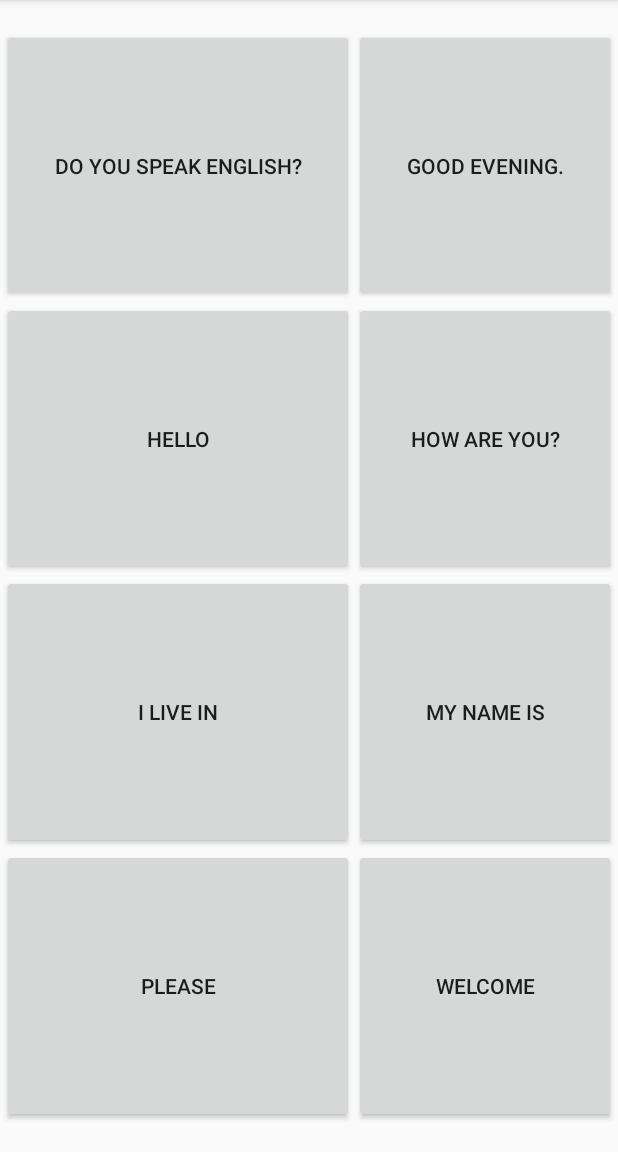
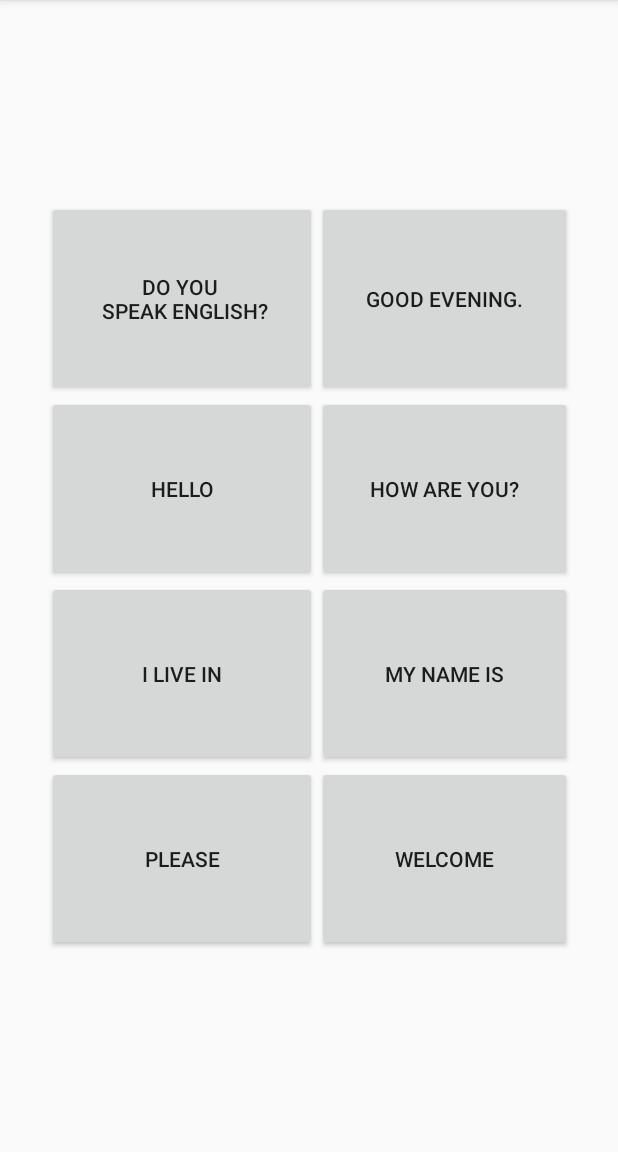
Before and after one commit to NadineGB/BasicPhrases, an Android app: the screen it shows after launch (MainActivity), on a phone screen of 412 x 824 dp, the part 84-1236 px from its top. Run offline under Robolectric (Android 15) with nearby library versions, the light colour scheme and no system bars.

Commit message:
Final Version Beispiel für nicht Hardgecodeten Text siehe res -> values -> strings und Button Hello

```diff
--- a/app/src/main/java/com/example/basicphrases/MainActivity.java
+++ b/app/src/main/java/com/example/basicphrases/MainActivity.java
@@ -1,10 +1,26 @@
 package com.example.basicphrases;
 
+import android.media.MediaPlayer;
 import android.os.Bundle;
+import android.util.Log;
+import android.view.View;
+import android.widget.Button;
 
 import androidx.appcompat.app.AppCompatActivity;
 
 public class MainActivity extends AppCompatActivity {
+
+    public void playPhrase(View view) {
+
+        Button buttonPressed = (Button) view;
+
+        Log.i("Button pressed", buttonPressed.getTag().toString());
+
+        MediaPlayer mediaPlayer = MediaPlayer.create(this, getResources().getIdentifier(buttonPressed.getTag().toString(), "raw", getPackageName()));
+
+        mediaPlayer.start();
+
+    }
 
     @Override
     protected void onCreate(Bundle savedInstanceState) {
--- a/app/src/main/res/layout/activity_main.xml
+++ b/app/src/main/res/layout/activity_main.xml
@@ -8,14 +8,10 @@
 
     <androidx.gridlayout.widget.GridLayout
         android:id="@+id/grid"
-        android:layout_width="409dp"
-        android:layout_height="729dp"
-        android:layout_marginStart="8dp"
+        android:layout_width="350dp"
+        android:layout_height="500dp"
         android:layout_marginLeft="8dp"
-        android:layout_marginTop="8dp"
-        android:layout_marginEnd="8dp"
         android:layout_marginRight="8dp"
-        android:layout_marginBottom="8dp"
         app:columnCount="2"
         app:layout_constraintBottom_toBottomOf="parent"
         app:layout_constraintEnd_toEndOf="parent"
@@ -25,99 +21,91 @@
 
         <Button
             android:id="@+id/button1"
-            android:layout_width="wrap_content"
-            android:layout_height="wrap_content"
-            android:text="Do you speak english?"
+            android:onClick="playPhrase"
+            android:tag="doyouspeakenglish"
+            android:text="Do you \n speak english?"
             app:layout_column="0"
             app:layout_columnWeight="1"
             app:layout_gravity="fill"
             app:layout_row="0"
-            app:layout_rowWeight="1"
-            android:tag="doyouspeakenglish" />
+            app:layout_rowWeight="1" />
 
         <Button
             android:id="@+id/button2"
-            android:layout_width="wrap_content"
-            android:layout_height="wrap_content"
+            android:onClick="playPhrase"
+            android:tag="goodevening"
             android:text="Good evening."
             app:layout_column="1"
+            app:layout_columnWeight="1"
+            app:layout_gravity="fill"
             app:layout_row="0"
-            app:layout_gravity="fill"
-            app:layout_columnWeight="1"
-            app:layout_rowWeight="1"
-            android:tag="goodevening" />
+            app:layout_rowWeight="1" />
 
         <Button
             android:id="@+id/button3"
-            android:layout_width="wrap_content"
-            android:layout_height="wrap_content"
-            android:text="Hello"
+            android:onClick="playPhrase"
+            android:tag="hello"
+            android:text="@string/hallo"
             app:layout_column="0"
+            app:layout_columnWeight="1"
+            app:layout_gravity="fill"
             app:layout_row="1"
-            app:layout_gravity="fill"
-            app:layout_columnWeight="1"
-            app:layout_rowWeight="1"
-            android:tag="hello" />
+            app:layout_rowWeight="1" />
 
         <Button
             android:id="@+id/button4"
-            android:layout_width="wrap_content"
-            android:layout_height="wrap_content"
+            android:onClick="playPhrase"
+            android:tag="howareyou"
             android:text="How are you?"
             app:layout_column="1"
+            app:layout_columnWeight="1"
+            app:layout_gravity="fill"
             app:layout_row="1"
-            app:layout_gravity="fill"
-            app:layout_columnWeight="1"
-            app:layout_rowWeight="1"
-            android:tag="howareyou" />
+            app:layout_rowWeight="1" />
 
         <Button
             android:id="@+id/button5"
-            android:layout_width="wrap_content"
-            android:layout_height="wrap_content"
+            android:onClick="playPhrase"
+            android:tag="ilivein"
             android:text="I live in"
             app:layout_column="0"
+            app:layout_columnWeight="1"
+            app:layout_gravity="fill"
             app:layout_row="2"
-            app:layout_gravity="fill"
-            app:layout_columnWeight="1"
-            app:layout_rowWeight="1"
-            android:tag="ilivein" />
+            app:layout_rowWeight="1" />
 
         <Button
             android:id="@+id/button6"
-            android:layout_width="wrap_content"
-            android:layout_height="wrap_content"
+            android:onClick="playPhrase"
+            android:tag="mynameis"
             android:text="My Name is"
             app:layout_column="1"
+            app:layout_columnWeight="1"
+            app:layout_gravity="fill"
             app:layout_row="2"
-            app:layout_gravity="fill"
-            app:layout_columnWeight="1"
-            app:layout_rowWeight="1"
-            android:tag="mynameis" />
+            app:layout_rowWeight="1" />
 
         <Button
             android:id="@+id/button7"
-            android:layout_width="wrap_content"
-            android:layout_height="wrap_content"
+            android:onClick="playPhrase"
+            android:tag="please"
             android:text="Please"
             app:layout_column="0"
+            app:layout_columnWeight="1"
+            app:layout_gravity="fill"
             app:layout_row="3"
-            app:layout_gravity="fill"
-            app:layout_columnWeight="1"
-            app:layout_rowWeight="1"
-            android:tag="please" />
+            app:layout_rowWeight="1" />
 
         <Button
             android:id="@+id/button8"
-            android:layout_width="wrap_content"
-            android:layout_height="wrap_content"
+            android:onClick="playPhrase"
+            android:tag="welcome"
             android:text="Welcome"
             app:layout_column="1"
             app:layout_columnWeight="1"
             app:layout_gravity="fill"
             app:layout_row="3"
-            app:layout_rowWeight="1"
-            android:tag="welcome" />
+            app:layout_rowWeight="1" />
 
     </androidx.gridlayout.widget.GridLayout>
 </androidx.constraintlayout.widget.ConstraintLayout>
--- a/app/src/main/res/values/strings.xml
+++ b/app/src/main/res/values/strings.xml
@@ -1,3 +1,4 @@
 <resources>
     <string name="app_name">BasicPhrases</string>
+    <string name="hallo">Hello</string>
 </resources>
```
